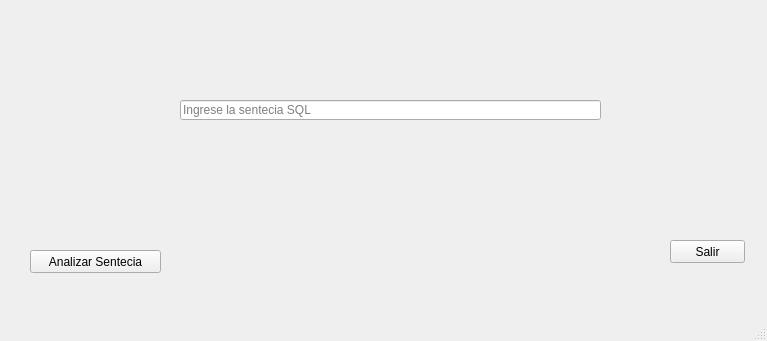
Before: the Qt Designer form view/viewMain.ui in Jahr2001/AnalizadorSintacticoPredictivoRecursivo, drawn with Qt 5.
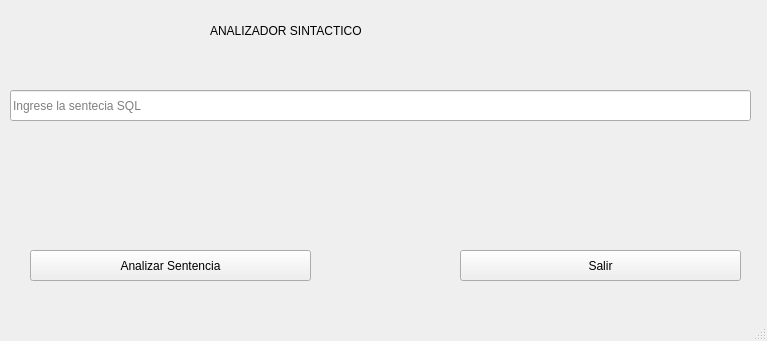
After: the same form once the commit is applied.

What changed in the file:
```diff
--- a/view/viewMain.ui
+++ b/view/viewMain.ui
@@ -17,12 +17,15 @@
    <widget class="QLineEdit" name="cadena">
     <property name="geometry">
      <rect>
-      <x>180</x>
-      <y>100</y>
-      <width>421</width>
-      <height>20</height>
+      <x>10</x>
+      <y>90</y>
+      <width>741</width>
+      <height>31</height>
      </rect>
     </property>
+    <property name="styleSheet">
+     <string notr="true">font:16pt &quot;MS Shell Dlg 2&quot;;</string>
+    </property>
     <property name="placeholderText">
      <string>Ingrese la sentecia SQL</string>
     </property>
@@ -30,15 +33,18 @@
    <widget class="QPushButton" name="btnSalir">
     <property name="geometry">
      <rect>
-      <x>670</x>
-      <y>240</y>
-      <width>75</width>
-      <height>23</height>
+      <x>460</x>
+      <y>250</y>
+      <width>281</width>
+      <height>31</height>
      </rect>
     </property>
     <property name="cursor">
      <cursorShape>PointingHandCursor</cursorShape>
     </property>
+    <property name="styleSheet">
+     <string notr="true">font: 16pt &quot;MS Shell Dlg 2&quot;;</string>
+    </property>
     <property name="text">
      <string>Salir</string>
     </property>
@@ -48,15 +54,18 @@
      <rect>
       <x>30</x>
       <y>250</y>
-      <width>131</width>
-      <height>23</height>
+      <width>281</width>
+      <height>31</height>
      </rect>
     </property>
     <property name="cursor">
      <cursorShape>PointingHandCursor</cursorShape>
     </property>
+    <property name="styleSheet">
+     <string notr="true">font: 16pt &quot;MS Shell Dlg 2&quot;;</string>
+    </property>
     <property name="text">
-     <string>Analizar Sentecia</string>
+     <string>Analizar Sentencia</string>
     </property>
    </widget>
    <widget class="QLabel" name="lblAnalisis">
@@ -72,6 +81,22 @@
      <string/>
     </property>
    </widget>
+   <widget class="QLabel" name="label">
+    <property name="geometry">
+     <rect>
+      <x>210</x>
+      <y>10</y>
+      <width>351</width>
+      <height>41</height>
+     </rect>
+    </property>
+    <property name="styleSheet">
+     <string notr="true">font: 22pt &quot;MS Shell Dlg 2&quot;;</string>
+    </property>
+    <property name="text">
+     <string>ANALIZADOR SINTACTICO</string>
+    </property>
+   </widget>
   </widget>
   <widget class="QMenuBar" name="menubar">
    <property name="geometry">
```
Left out of the diff: 3 changed lines with no effect on the pictures.
